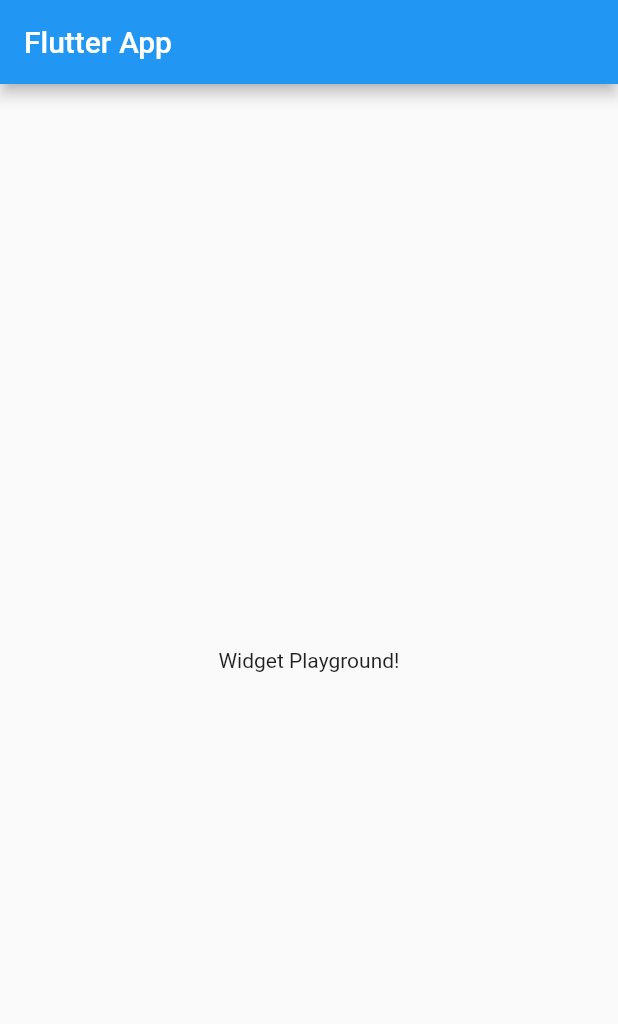
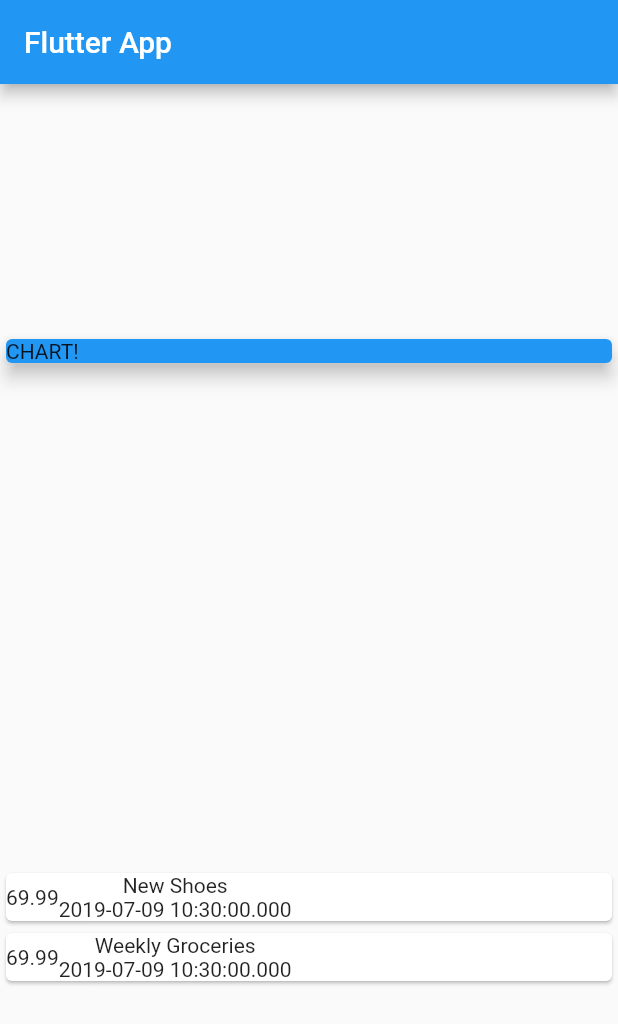
Before and after one commit to TheFedex87/FlutterCourse, a Flutter app: the screen it shows after launch, on a phone screen of 412 x 824 dp. Shown: the top 1024 px of the screen. Run offline on Flutter 3.47's test engine with Material 2 defaults, Android fonts, the phone set to English and light mode, and no system bars.

Commit message:
personal_expenses_app layout customization

```diff
--- a/personal_expenses_app/lib/main.dart
+++ b/personal_expenses_app/lib/main.dart
@@ -1,4 +1,6 @@
 import 'package:flutter/material.dart';
+
+import './transaction.dart';
 
 void main() => runApp(MyApp());
 
@@ -13,14 +15,62 @@ class MyApp extends StatelessWidget {
 }
 
 class MyHomePage extends StatelessWidget {
+  final List<Transaction> transactions = [
+    Transaction(
+      id: 't1',
+      title: 'New Shoes',
+      amount: 69.99,
+      date: DateTime.now(),
+    ),
+    Transaction(
+      id: 't2',
+      title: 'Weekly Groceries',
+      amount: 69.99,
+      date: DateTime.now(),
+    ),
+  ];
+
   @override
   Widget build(BuildContext context) {
     return Scaffold(
       appBar: AppBar(
         title: Text('Flutter App'),
       ),
-      body: Center(
-        child: Text('Widget Playground!'),
+      body: Column(
+        mainAxisAlignment: MainAxisAlignment.spaceAround,
+        children: <Widget>[
+          Container(
+            width: double.infinity,
+            child: Card(
+              color: Colors.blue,
+              child: Text('CHART!'),
+              elevation: 5,
+            ),
+          ),
+          Column(
+            children: transactions.map((tx) {
+              return Card(
+                child: Row(
+                  children: <Widget>[
+                    Container(
+                      child: Text(
+                        tx.amount.toString(),
+                      ),
+                    ),
+                    Column(
+                      children: <Widget>[
+                        Text(tx.title),
+                        Text(
+                          tx.date.toString(),
+                        )
+                      ],
+                    ),
+                  ],
+                ),
+              );
+            }).toList(),
+          ),
+        ],
       ),
     );
   }
--- /dev/null
+++ b/personal_expenses_app/lib/transaction.dart
@@ -0,0 +1,15 @@
+import 'package:flutter/foundation.dart';
+
+class Transaction {
+  final String id;
+  final String title;
+  final double amount;
+  final DateTime date;
+
+  Transaction({
+    @required this.id,
+    @required this.title,
+    @required this.amount,
+    @required this.date,
+  });
+}
```
